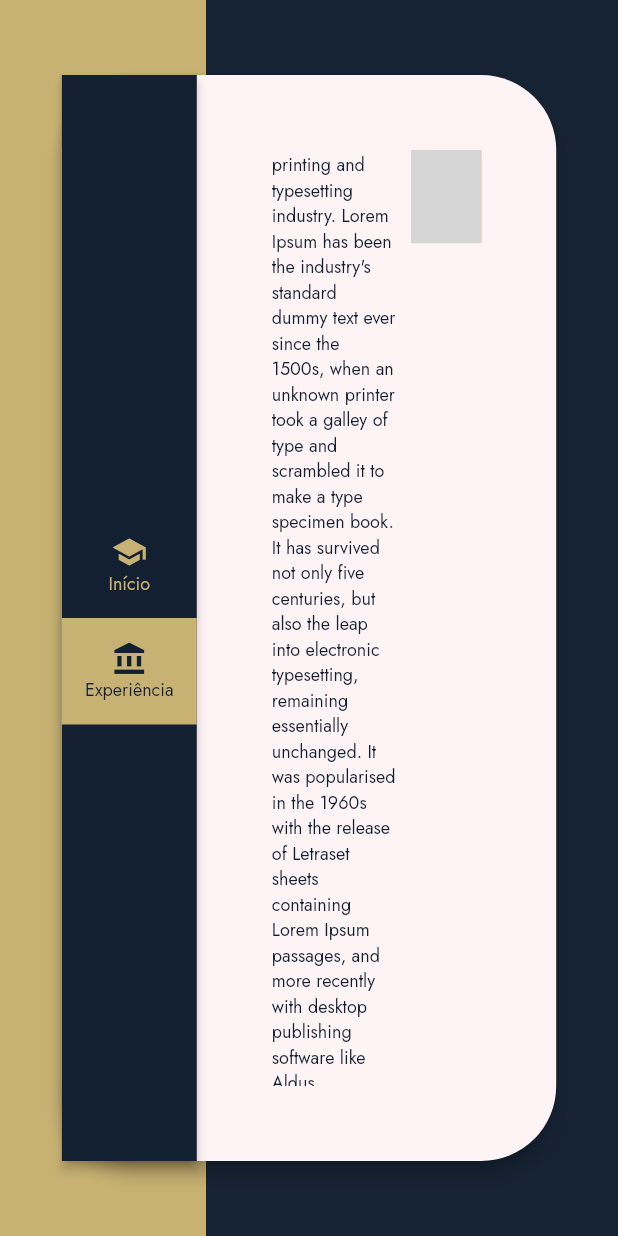
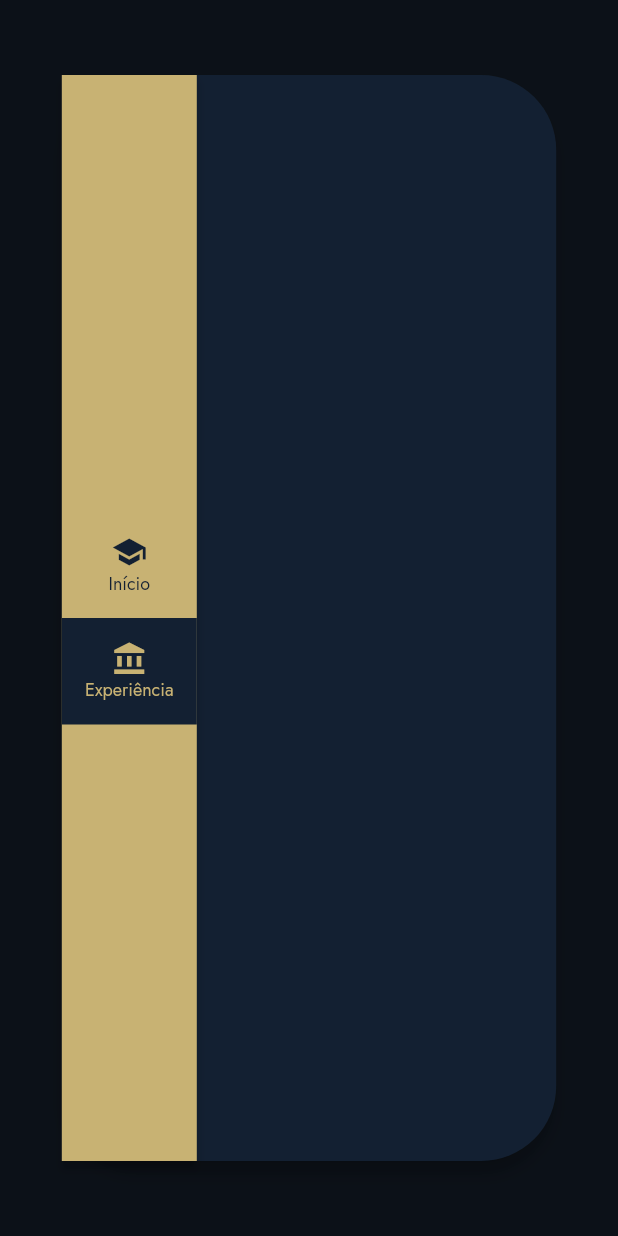
Before and after one commit to icazevedo/icazevedo.github.io, a Flutter app: the screen it shows after launch, scrolled down 576 dp, after a tap on "Experiência", on a phone screen of 412 x 824 dp. Run offline on Flutter 3.47's test engine with Material 2 defaults, Android fonts, the light colour scheme and no system bars; missing offline and left inert: universal_html; grey boxes are pictures that could not be loaded.

Commit message:
Esquema de cores atualizado e arquivos para telas diferentes

```diff
--- /dev/null
+++ b/lib/ExperiencesView.dart
@@ -0,0 +1,17 @@
+import 'package:flutter/material.dart';
+
+class ExperiencesView extends StatefulWidget {
+  ExperiencesView({Key key}) : super(key: key);
+
+  @override
+  _ExperiencesViewState createState() => _ExperiencesViewState();
+}
+
+class _ExperiencesViewState extends State<ExperiencesView> {
+  @override
+  Widget build(BuildContext context) {
+    return Container(
+
+    );
+  }
+}
--- /dev/null
+++ b/lib/HideOverscrollBehavior.dart
@@ -0,0 +1,9 @@
+import 'package:flutter/material.dart';
+
+class HideOverscrollBehavior extends ScrollBehavior {
+  @override
+  Widget buildViewportChrome(
+      BuildContext context, Widget child, AxisDirection axisDirection) {
+    return child;
+  }
+}
--- /dev/null
+++ b/lib/HomeView.dart
@@ -0,0 +1,163 @@
+
+import 'package:flutter/material.dart';
+import 'package:portfolio/HideOverscrollBehavior.dart';
+
+class HomeView extends StatefulWidget {
+  const HomeView({
+    Key key,
+  }) : super(key: key);
+
+  @override
+  _HomeViewState createState() => _HomeViewState();
+}
+
+class _HomeViewState extends State<HomeView> {
+  ScrollController scrollController = ScrollController();
+
+  @override
+  Widget build(BuildContext context) {
+    return Container(
+      padding: EdgeInsets.all(50),
+      child: Row(
+        children: [
+          Expanded(
+            flex: 9,
+            child: ScrollConfiguration(
+              behavior: HideOverscrollBehavior(),
+              child: ListView(
+                controller: scrollController,
+                children: [
+                  Text(
+                    "Ícaro Azevedo",
+                    style: TextStyle(
+                      color: Color(0xffc8b273),
+                      fontSize: 44,
+                    ),
+                  ),
+                  Text(
+                    "Desenvolvedor de Software - Back End, Front End, Mobile",
+                    style: TextStyle(
+                      color: Colors.white,
+                      fontSize: 18,
+                    ),
+                  ),
+                  SizedBox(
+                    height: 50,
+                  ),
+                  Text(
+                    "Lorem Ipsum is simply dummy text of the printing and typesetting industry. Lorem Ipsum has been the industry's standard dummy text ever since the 1500s, when an unknown printer took a galley of type and scrambled it to make a type specimen book. It has survived not only five centuries, but also the leap into electronic typesetting, remaining essentially unchanged. It was popularised in the 1960s with the release of Letraset sheets containing Lorem Ipsum passages, and more recently with desktop publishing software like Aldus PageMaker including versions of Lorem Ipsum.",
+                    style: TextStyle(
+                      color: Colors.white,
+                      fontSize: 12,
+                    ),
+                  ),
+                  SizedBox(
+                    height: 100,
+                  ),
+                  Row(
+                    crossAxisAlignment: CrossAxisAlignment.start,
+                    children: [
+                      Expanded(
+                        child: AcademicExperienceItem(
+                          icon: Icons.school,
+                          title: "Técnico em Informática",
+                          description:
+                              "Instituto Federal de Educação, Ciência e Tecnologia do Rio Grande do Norte",
+                        ),
+                      ),
+                      Expanded(
+                        child: AcademicExperienceItem(
+                          icon: Icons.account_balance,
+                          title: "Graduando em TI",
+                          description:
+                              "Universidade Federal do Rio Grande do Norte",
+                        ),
+                      ),
+                    ],
+                  ),
+                ],
+              ),
+            ),
+          ),
+          Expanded(
+            child: Container(),
+          ),
+          Expanded(
+            flex: 5,
+            child: Align(
+              alignment: Alignment.topCenter,
+              child: AspectRatio(
+                aspectRatio: 3 / 4,
+                child: Container(
+                  decoration: BoxDecoration(
+                    image: DecorationImage(
+                      image: AssetImage(
+                        'images/foto-perfil.jpg',
+                      ),
+                      fit: BoxFit.cover,
+                      alignment: Alignment(0.7, -1),
+                      scale: 1.5,
+                    ),
+                  ),
+                ),
+              ),
+            ),
+          ),
+        ],
+      ),
+    );
+  }
+}
+
+
+
+class AcademicExperienceItem extends StatelessWidget {
+  final IconData icon;
+  final String title;
+  final String description;
+
+  const AcademicExperienceItem({
+    Key key,
+    @required this.icon,
+    @required this.title,
+    @required this.description,
+  }) : super(key: key);
+
+  @override
+  Widget build(BuildContext context) {
+    return Row(
+      crossAxisAlignment: CrossAxisAlignment.center,
+      children: [
+        Icon(
+          this.icon,
+          color: Color(0xffc8b273),
+          size: 48,
+        ),
+        SizedBox(
+          width: 15,
+        ),
+        Expanded(
+          child: Column(
+            crossAxisAlignment: CrossAxisAlignment.start,
+            children: [
+              Text(
+                this.title,
+                style: TextStyle(
+                  color: Color(0xffc8b273),
+                  fontSize: 16,
+                ),
+              ),
+              Text(
+                this.description,
+                style: TextStyle(
+                  color: Colors.white,
+                  fontSize: 10,
+                ),
+              ),
+            ],
+          ),
+        ),
+      ],
+    );
+  }
+}
--- a/lib/MainNavigationBar.dart
+++ b/lib/MainNavigationBar.dart
@@ -2,7 +2,9 @@ import 'package:flutter/material.dart';
 import 'package:portfolio/HoverPointer.dart';
 
 class MainNavigationBar extends StatefulWidget {
-  MainNavigationBar({Key key}) : super(key: key);
+  MainNavigationBar({Key key, this.onChange}) : super(key: key);
+
+  final ValueChanged<int> onChange;
 
   @override
   _MainNavigationBarState createState() => _MainNavigationBarState();
@@ -11,46 +13,43 @@ class MainNavigationBar extends StatefulWidget {
 class _MainNavigationBarState extends State<MainNavigationBar> {
   int selected = 0;
 
+  void setSelected(int newSelected) {
+    setState(() {
+      selected = newSelected;
+    });
+
+    if (widget.onChange != null) {
+      widget.onChange(newSelected);
+    }
+  }
+
   @override
   Widget build(BuildContext context) {
-    return Material(
+    return Container(
+      width: 90,
+      child: Material(
         elevation: 3,
-      child: Stack(
-        children: [
-          Container(
-            width: 90,
-            color: Color(0xff132032),
+        color: Color(0xffc8b273),
+        child: Container(
           child: Column(
             mainAxisAlignment: MainAxisAlignment.center,
+            crossAxisAlignment: CrossAxisAlignment.stretch,
             children: [
               MainNavigationItem(
                 icon: Icons.school,
                 title: "Início",
                 selected: selected == 0,
-                  onTap: () => {
-                    setState(() {
-                      selected = 0;
-                    }),
-                  },
+                onTap: () => setSelected(0),
               ),
               MainNavigationItem(
                 icon: Icons.account_balance,
                 title: "Experiência",
                 selected: selected == 1,
-                  onTap: () => {
-                    setState(() {
-                      selected = 1;
-                    }),
-                  },
+                onTap: () => setSelected(1),
               ),
             ],
           ),
         ),
-          Container(
-            color: Color(0xff132032),
-            height: double.infinity,
-          ),
-        ],
       ),
     );
   }
@@ -84,30 +83,30 @@ class _MainNavigationItemState extends State<MainNavigationItem> {
       onTap: this.widget.onTap,
       child: HoverPointer(
         onHover: () => setState(() {
-          backgroundColor = Color(0xffc8b273).withOpacity(0.1);
+          backgroundColor = Color(0xff132032).withOpacity(0.3);
         }),
         onExit: () => setState(() {
           backgroundColor = Colors.transparent;
         }),
-        child: Container(
-          width: double.infinity,
+        child: AnimatedContainer(
+          duration: Duration(milliseconds: 100),
           padding: EdgeInsets.symmetric(
             vertical: 15,
           ),
-          color: this.widget.selected ? Color(0xffc8b273) : backgroundColor,
+          color: this.widget.selected ? Color(0xff132032) : backgroundColor,
           child: Column(
             crossAxisAlignment: CrossAxisAlignment.center,
             children: [
               Icon(
                 this.widget.icon,
-                color: this.widget.selected
+                color: !this.widget.selected
                     ? Color(0xff132032)
                     : Color(0xffc8b273),
               ),
               Text(
                 this.widget.title,
                 style: TextStyle(
-                  color: this.widget.selected
+                  color: !this.widget.selected
                       ? Color(0xff132032)
                       : Color(0xffc8b273),
                   fontSize: 12,
--- a/lib/main.dart
+++ b/lib/main.dart
@@ -1,4 +1,6 @@
 import 'package:flutter/material.dart';
+import 'package:portfolio/ExperiencesView.dart';
+import 'package:portfolio/HomeView.dart';
 import 'package:portfolio/MainNavigationBar.dart';
 
 void main() {
@@ -30,23 +32,30 @@ class MyHomePage extends StatefulWidget {
 }
 
 class _MyHomePageState extends State<MyHomePage> {
+  int currentPage = 0;
+
   @override
   Widget build(BuildContext context) {
     return Scaffold(
-      backgroundColor: Color(0xff132032).withOpacity(0.99),
+      backgroundColor: Color(0xff132032).withOpacity(0.95),
       body: Stack(
         children: [
-          Row(children: [
-            Expanded(
-              child: Container(
-                color: Color(0xffc8b273),
+          Row(
+            children: [
+              Expanded(
+                flex: 3,
+                child: Container(
+                  color: Colors.black.withOpacity(0.6),
+                ),
               ),
-            ),
-            Expanded(
-              flex: 2,
-              child: Container(),
-            ),
-          ]),
+              // Expanded(
+              //   flex: 1,
+              //   child: Container(
+              //     color: Colors.grey[700],
+              //   ),
+              // ),
+            ],
+          ),
           Container(
             margin: EdgeInsets.symmetric(
               vertical: 50,
@@ -65,7 +74,7 @@ class _MyHomePageState extends State<MyHomePage> {
                     flex: 8,
                     child: Card(
                       elevation: 5,
-                      color: Color(0xffFEF3F5),
+                      color: Color(0xff132032),
                       margin: EdgeInsets.all(0),
                       shape: RoundedRectangleBorder(
                         borderRadius: BorderRadius.circular(50),
@@ -77,9 +86,16 @@ class _MyHomePageState extends State<MyHomePage> {
                           mainAxisSize: MainAxisSize.max,
                           mainAxisAlignment: MainAxisAlignment.start,
                           children: [
-                            MainNavigationBar(),
+                            MainNavigationBar(
+                              onChange: (page) => setState(() {
+                                currentPage = page;
+                              }),
+                            ),
                             Expanded(
-                              child: HomeView(),
+                              child: AnimatedSwitcher(
+                                duration: Duration(milliseconds: 250),
+                                child: currentPage == 0 ? HomeView() : ExperiencesView(),
+                              ),
                             ),
                           ],
                         ),
@@ -98,170 +114,3 @@ class _MyHomePageState extends State<MyHomePage> {
     );
   }
 }
-
-class HomeView extends StatefulWidget {
-  const HomeView({
-    Key key,
-  }) : super(key: key);
-
-  @override
-  _HomeViewState createState() => _HomeViewState();
-}
-
-class _HomeViewState extends State<HomeView> {
-  ScrollController scrollController = ScrollController();
-
-  @override
-  Widget build(BuildContext context) {
-    return Container(
-      padding: EdgeInsets.all(50),
-      child: Row(
-        children: [
-          Expanded(
-            flex: 9,
-            child: ScrollConfiguration(
-              behavior: HideOverscrollBehaviour(),
-              child: ListView(
-                controller: scrollController,
-                children: [
-                  Text(
-                    "Ícaro Azevedo",
-                    style: TextStyle(
-                      color: Color(0xff132032),
-                      fontSize: 44,
-                    ),
-                  ),
-                  Text(
-                    "Desenvolvedor de Software - Back End, Front End, Mobile",
-                    style: TextStyle(
-                      color: Color(0xff132032),
-                      fontSize: 18,
-                    ),
-                  ),
-                  SizedBox(
-                    height: 50,
-                  ),
-                  Text(
-                    "Lorem Ipsum is simply dummy text of the printing and typesetting industry. Lorem Ipsum has been the industry's standard dummy text ever since the 1500s, when an unknown printer took a galley of type and scrambled it to make a type specimen book. It has survived not only five centuries, but also the leap into electronic typesetting, remaining essentially unchanged. It was popularised in the 1960s with the release of Letraset sheets containing Lorem Ipsum passages, and more recently with desktop publishing software like Aldus PageMaker including versions of Lorem Ipsum.",
-                    style: TextStyle(
-                      color: Color(0xff132032),
-                      fontSize: 12,
-                    ),
-                  ),
-                  SizedBox(
-                    height: 100,
-                  ),
-                  Row(
-                    crossAxisAlignment: CrossAxisAlignment.start,
-                    children: [
-                      Expanded(
-                        child: AcademicExperienceItem(
-                          icon: Icons.school,
-                          title: "Técnico em Informática",
-                          description:
-                              "Instituto Federal de Educação, Ciência e Tecnologia do Rio Grande do Norte",
-                        ),
-                      ),
-                      Expanded(
-                        child: AcademicExperienceItem(
-                          icon: Icons.account_balance,
-                          title: "Graduando em TI",
-                          description:
-                              "Instituto Federal de Educação, Ciência e Tecnologia do Rio Grande do Norte",
-                        ),
-                      ),
-                    ],
-                  ),
-                ],
-              ),
-            ),
-          ),
-          Expanded(
-            child: Container(),
-          ),
-          Expanded(
-            flex: 5,
-            child: Align(
-              alignment: Alignment.topCenter,
-              child: AspectRatio(
-                aspectRatio: 3 / 4,
-                child: Container(
-                  decoration: BoxDecoration(
-                    color: Colors.red,
-                    image: DecorationImage(
-                      image: AssetImage(
-                        'images/foto-perfil.jpg',
-                      ),
-                      fit: BoxFit.cover,
-                      alignment: Alignment(0.7, -1),
-                      scale: 1.5,
-                    ),
-                  ),
-                ),
-              ),
-            ),
-          ),
-        ],
-      ),
-    );
-  }
-}
-
-class AcademicExperienceItem extends StatelessWidget {
-  final IconData icon;
-  final String title;
-  final String description;
-
-  const AcademicExperienceItem({
-    Key key,
-    @required this.icon,
-    @required this.title,
-    @required this.description,
-  }) : super(key: key);
-
-  @override
-  Widget build(BuildContext context) {
-    return Row(
-      crossAxisAlignment: CrossAxisAlignment.center,
-      children: [
-        Icon(
-          this.icon,
-          color: Color(0xff132032),
-          size: 48,
-        ),
-        SizedBox(
-          width: 15,
-        ),
-        Expanded(
-          child: Column(
-            crossAxisAlignment: CrossAxisAlignment.start,
-            children: [
-              Text(
-                this.title,
-                style: TextStyle(
-                  color: Color(0xff132032),
-                  fontSize: 16,
-                ),
-              ),
-              Text(
-                this.description,
-                style: TextStyle(
-                  color: Color(0xff132032),
-                  fontSize: 10,
-                ),
-              ),
-            ],
-          ),
-        ),
-      ],
-    );
-  }
-}
-
-class HideOverscrollBehaviour extends ScrollBehavior {
-  @override
-  Widget buildViewportChrome(
-      BuildContext context, Widget child, AxisDirection axisDirection) {
-    return child;
-  }
-}
```
Lines whose indentation alone changed are shown as unchanged.
